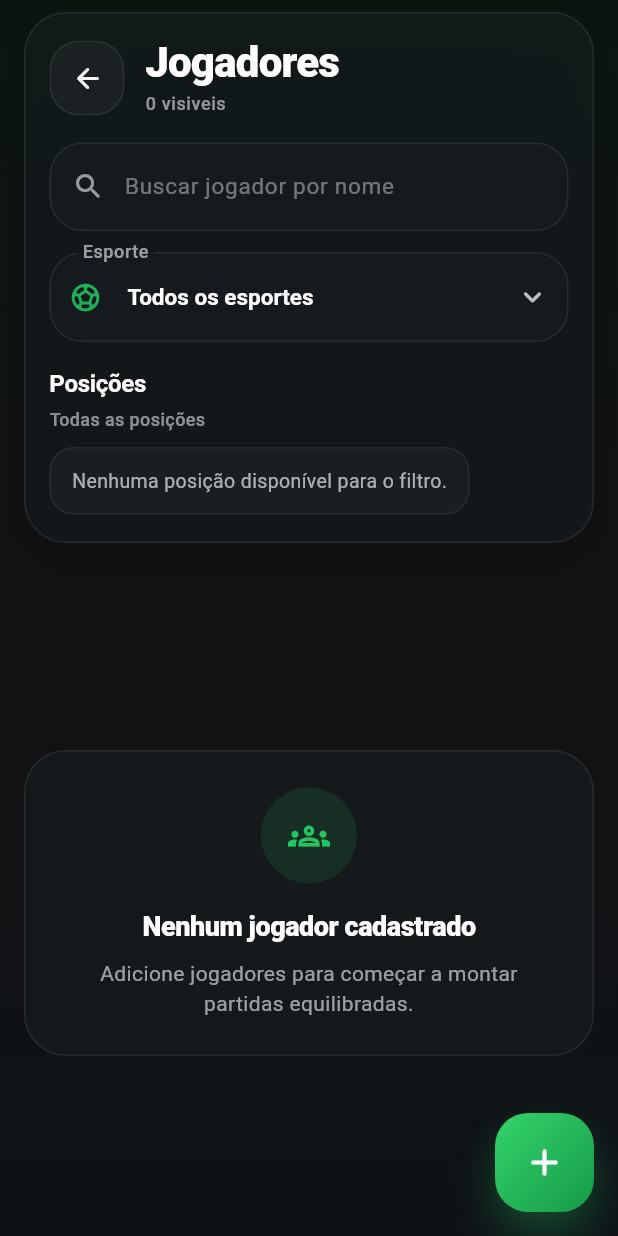
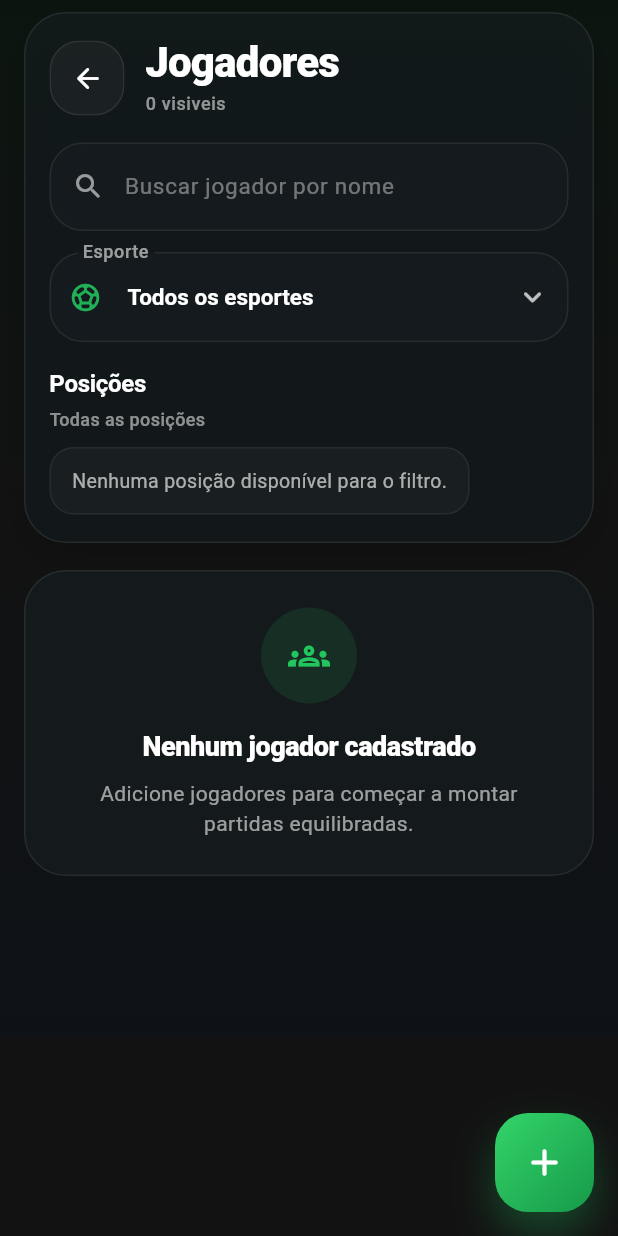
Before and after one commit to jalobler7/Splitfoot, a Flutter app: the PlayersPage screen opened by its route, on a phone screen of 412 x 824 dp. Run offline on Flutter 3.47's test engine with Material 3 defaults, Android fonts, the phone set to English and light mode, and no system bars; our stand-ins replace go_router, hive, hive_flutter, share_plus; accounts and stored records are empty.

Commit message:
fix: corrige overflow

```diff
--- a/lib/presentation/pages/players/players_page.dart
+++ b/lib/presentation/pages/players/players_page.dart
@@ -29,16 +29,14 @@ class _PlayersPageState extends State<PlayersPage> {
   bool _isHeaderCompact = false;
   static const int _pageSize = 5;
 
-  static const List<String> _sportOptions = [
-    'Futsal',
-    'Fut7',
-    'Fut11',
-  ];
+  static const List<String> _sportOptions = ['Futsal', 'Fut7', 'Fut11'];
 
   List<String> get _availablePositions {
     final playersBySport = _selectedSport == null
         ? _allPlayers
-        : _allPlayers.where((player) => player.sport == _selectedSport).toList();
+        : _allPlayers
+              .where((player) => player.sport == _selectedSport)
+              .toList();
 
     final positions = playersBySport.map((player) => player.position).toSet();
     final orderedPositions = positions.toList()..sort();
@@ -63,7 +61,8 @@ class _PlayersPageState extends State<PlayersPage> {
   }
 
   void _onScroll() {
-    final shouldCompact = _scrollController.hasClients && _scrollController.offset > 24;
+    final shouldCompact =
+        _scrollController.hasClients && _scrollController.offset > 24;
     if (shouldCompact == _isHeaderCompact) return;
 
     setState(() {
@@ -92,10 +91,12 @@ class _PlayersPageState extends State<PlayersPage> {
   List<PlayerModel> _applyFilters() {
     final filtered = _allPlayers.where((player) {
       final matchesName =
-          _searchQuery.isEmpty || player.name.toLowerCase().contains(_searchQuery);
+          _searchQuery.isEmpty ||
+          player.name.toLowerCase().contains(_searchQuery);
       final matchesSport =
           _selectedSport == null || player.sport == _selectedSport;
-      final matchesPosition = _selectedPositions.isEmpty ||
+      final matchesPosition =
+          _selectedPositions.isEmpty ||
           _selectedPositions.contains(player.position);
 
       return matchesName && matchesSport && matchesPosition;
@@ -249,6 +250,7 @@ class _PlayersPageState extends State<PlayersPage> {
     final theme = Theme.of(context);
 
     return Scaffold(
+      resizeToAvoidBottomInset: true,
       extendBody: true,
       floatingActionButton: _PremiumFab(onTap: _openAddPlayerDialog),
       body: Container(
@@ -265,8 +267,15 @@ class _PlayersPageState extends State<PlayersPage> {
         ),
         child: SafeArea(
           top: true,
-          child: Padding(
-            padding: const EdgeInsets.fromLTRB(16, 8, 16, 0),
+          child: SingleChildScrollView(
+            controller: _scrollController,
+            keyboardDismissBehavior: ScrollViewKeyboardDismissBehavior.onDrag,
+            padding: EdgeInsets.fromLTRB(
+              16,
+              8,
+              16,
+              MediaQuery.viewInsetsOf(context).bottom + 108,
+            ),
             child: Column(
               children: [
                 _PlayersHeader(
@@ -295,8 +304,9 @@ class _PlayersPageState extends State<PlayersPage> {
                             spacing: 10,
                             runSpacing: 10,
                             children: _availablePositions.map((position) {
-                              final isSelected =
-                                  _selectedPositions.contains(position);
+                              final isSelected = _selectedPositions.contains(
+                                position,
+                              );
                               return _PositionChip(
                                 label: position,
                                 selected: isSelected,
@@ -315,13 +325,11 @@ class _PlayersPageState extends State<PlayersPage> {
                   curve: Curves.easeOutCubic,
                   height: _isHeaderCompact ? 12 : 18,
                 ),
-                Expanded(
-                  child: AnimatedSwitcher(
+                AnimatedSwitcher(
                   duration: const Duration(milliseconds: 220),
                   switchInCurve: Curves.easeOutCubic,
                   switchOutCurve: Curves.easeInCubic,
                   child: _buildPlayerContent(),
-                  ),
                 ),
               ],
             ),
@@ -337,7 +345,8 @@ class _PlayersPageState extends State<PlayersPage> {
         key: ValueKey('empty-all'),
         icon: Icons.groups_outlined,
         title: 'Nenhum jogador cadastrado',
-        subtitle: 'Adicione jogadores para come\u00E7ar a montar partidas equilibradas.',
+        subtitle:
+            'Adicione jogadores para come\u00E7ar a montar partidas equilibradas.',
       );
     }
 
@@ -350,41 +359,40 @@ class _PlayersPageState extends State<PlayersPage> {
       );
     }
 
-    return ListView.separated(
-      key: const ValueKey('player-list'),
-      controller: _scrollController,
-      padding: const EdgeInsets.only(bottom: 108),
-      itemCount: _paginatedPlayers.length + 1,
-      separatorBuilder: (_, index) =>
-          index == _paginatedPlayers.length - 1 ? const SizedBox(height: 18) : const SizedBox(height: 14),
-      itemBuilder: (context, index) {
-        if (index == _paginatedPlayers.length) {
-          return _PaginationBar(
+    final children = <Widget>[];
+
+    for (var index = 0; index < _paginatedPlayers.length; index++) {
+      final player = _paginatedPlayers[index];
+      children
+        ..add(
+          _PlayerCard(
+            player: player,
+            onEdit: () => _openEditPlayerDialog(player),
+            onDelete: () => _confirmDeletePlayer(player),
+          ),
+        )
+        ..add(
+          SizedBox(height: index == _paginatedPlayers.length - 1 ? 18 : 14),
+        );
+    }
+
+    children.add(
+      _PaginationBar(
         currentPage: _currentPage + 1,
         totalPages: _totalPages,
         canGoBack: _currentPage > 0,
         canGoForward: _currentPage < _totalPages - 1,
         onPrevious: _goToPreviousPage,
         onNext: _goToNextPage,
+      ),
     );
-        }
 
-        final player = _paginatedPlayers[index];
-        return _PlayerCard(
-          player: player,
-          onEdit: () => _openEditPlayerDialog(player),
-          onDelete: () => _confirmDeletePlayer(player),
-        );
-      },
-    );
+    return Column(key: const ValueKey('player-list'), children: children);
   }
 }
 
 class _TopIconButton extends StatelessWidget {
-  const _TopIconButton({
-    required this.icon,
-    required this.onTap,
-  });
+  const _TopIconButton({required this.icon, required this.onTap});
 
   final IconData icon;
   final VoidCallback onTap;
@@ -442,7 +450,12 @@ class _PlayersHeader extends StatelessWidget {
     return AnimatedContainer(
       duration: const Duration(milliseconds: 220),
       curve: Curves.easeOutCubic,
-      padding: EdgeInsets.fromLTRB(16, isCompact ? 14 : 18, 16, isCompact ? 14 : 18),
+      padding: EdgeInsets.fromLTRB(
+        16,
+        isCompact ? 14 : 18,
+        16,
+        isCompact ? 14 : 18,
+      ),
       decoration: BoxDecoration(
         color: const Color(0xFF12191A).withValues(alpha: 0.92),
         borderRadius: BorderRadius.circular(28),
@@ -460,10 +473,7 @@ class _PlayersHeader extends StatelessWidget {
         children: [
           Row(
             children: [
-              _TopIconButton(
-                icon: Icons.arrow_back_rounded,
-                onTap: onBack,
-              ),
+              _TopIconButton(icon: Icons.arrow_back_rounded, onTap: onBack),
               const SizedBox(width: 14),
               Expanded(
                 child: Column(
@@ -537,9 +547,7 @@ class _PlayersHeader extends StatelessWidget {
 }
 
 class _CompactCounterBadge extends StatelessWidget {
-  const _CompactCounterBadge({
-    required this.count,
-  });
+  const _CompactCounterBadge({required this.count});
 
   final int count;
 
@@ -601,7 +609,10 @@ class _SearchField extends StatelessWidget {
             size: 22,
           ),
         ),
-        prefixIconConstraints: const BoxConstraints(minWidth: 46, minHeight: 46),
+        prefixIconConstraints: const BoxConstraints(
+          minWidth: 46,
+          minHeight: 46,
+        ),
         suffixIcon: hasQuery
             ? IconButton(
                 onPressed: onClear,
@@ -614,7 +625,10 @@ class _SearchField extends StatelessWidget {
             : null,
         filled: true,
         fillColor: const Color(0xFF141A1D),
-        contentPadding: EdgeInsets.symmetric(horizontal: 18, vertical: compact ? 14 : 18),
+        contentPadding: EdgeInsets.symmetric(
+          horizontal: 18,
+          vertical: compact ? 14 : 18,
+        ),
         enabledBorder: OutlineInputBorder(
           borderRadius: BorderRadius.circular(22),
           borderSide: BorderSide(color: Colors.white.withValues(alpha: 0.08)),
@@ -672,7 +686,10 @@ class _SportDropdown extends StatelessWidget {
         ),
         filled: true,
         fillColor: const Color(0xFF141A1D),
-        contentPadding: EdgeInsets.symmetric(horizontal: 18, vertical: compact ? 14 : 18),
+        contentPadding: EdgeInsets.symmetric(
+          horizontal: 18,
+          vertical: compact ? 14 : 18,
+        ),
         enabledBorder: OutlineInputBorder(
           borderRadius: BorderRadius.circular(22),
           borderSide: BorderSide(color: Colors.white.withValues(alpha: 0.08)),
@@ -691,10 +708,8 @@ class _SportDropdown extends StatelessWidget {
           child: Text('Todos os esportes'),
         ),
         ...items.map(
-          (sport) => DropdownMenuItem<String?>(
-            value: sport,
-            child: Text(sport),
-          ),
+          (sport) =>
+              DropdownMenuItem<String?>(value: sport, child: Text(sport)),
         ),
       ],
       onChanged: onChanged,
@@ -854,10 +869,7 @@ class _PlayerCard extends StatelessWidget {
         gradient: const LinearGradient(
           begin: Alignment.topLeft,
           end: Alignment.bottomRight,
-          colors: [
-            Color(0xFF161C1F),
-            Color(0xFF111618),
-          ],
+          colors: [Color(0xFF161C1F), Color(0xFF111618)],
         ),
         border: Border.all(color: Colors.white.withValues(alpha: 0.08)),
         boxShadow: const [
@@ -911,10 +923,7 @@ class _PlayerCard extends StatelessWidget {
                 ),
                 Column(
                   children: [
-                    _CardActionButton(
-                      icon: Icons.edit_outlined,
-                      onTap: onEdit,
-                    ),
+                    _CardActionButton(icon: Icons.edit_outlined, onTap: onEdit),
                     const SizedBox(height: 8),
                     _CardActionButton(
                       icon: Icons.delete_outline_rounded,
@@ -975,10 +984,7 @@ class _OverallBadge extends StatelessWidget {
         gradient: const LinearGradient(
           begin: Alignment.topLeft,
           end: Alignment.bottomRight,
-          colors: [
-            Color(0xFF35D76C),
-            Color(0xFF178C46),
-          ],
+          colors: [Color(0xFF35D76C), Color(0xFF178C46)],
         ),
         boxShadow: [
           BoxShadow(
@@ -1043,21 +1049,31 @@ class _MetaPill extends StatelessWidget {
     return Container(
       padding: const EdgeInsets.symmetric(horizontal: 10, vertical: 8),
       decoration: BoxDecoration(
-        color: isPosition ? style!.background : Colors.white.withValues(alpha: 0.04),
+        color: isPosition
+            ? style!.background
+            : Colors.white.withValues(alpha: 0.04),
         borderRadius: BorderRadius.circular(999),
         border: Border.all(
-          color: isPosition ? style!.border : Colors.white.withValues(alpha: 0.06),
+          color: isPosition
+              ? style!.border
+              : Colors.white.withValues(alpha: 0.06),
         ),
       ),
       child: Row(
         mainAxisSize: MainAxisSize.min,
         children: [
-          Icon(icon, size: 14, color: isPosition ? style!.foreground : AppColors.primary),
+          Icon(
+            icon,
+            size: 14,
+            color: isPosition ? style!.foreground : AppColors.primary,
+          ),
           const SizedBox(width: 6),
           Text(
             label,
             style: TextStyle(
-              color: isPosition ? style!.foreground : Colors.white.withValues(alpha: 0.78),
+              color: isPosition
+                  ? style!.foreground
+                  : Colors.white.withValues(alpha: 0.78),
               fontSize: 12,
               fontWeight: FontWeight.w600,
             ),
@@ -1081,8 +1097,9 @@ class _CardActionButton extends StatelessWidget {
 
   @override
   Widget build(BuildContext context) {
-    final color =
-        isDanger ? AppColors.danger : Colors.white.withValues(alpha: 0.74);
+    final color = isDanger
+        ? AppColors.danger
+        : Colors.white.withValues(alpha: 0.74);
 
     return _PressableScale(
       onTap: onTap,
@@ -1124,7 +1141,11 @@ class _AttributeTile extends StatelessWidget {
       child: Column(
         crossAxisAlignment: CrossAxisAlignment.start,
         children: [
-          Icon(icon, size: 16, color: AppColors.primary.withValues(alpha: 0.90)),
+          Icon(
+            icon,
+            size: 16,
+            color: AppColors.primary.withValues(alpha: 0.90),
+          ),
           const SizedBox(height: 10),
           Text(
             label,
@@ -1167,10 +1188,7 @@ class _PremiumFab extends StatelessWidget {
           gradient: const LinearGradient(
             begin: Alignment.topLeft,
             end: Alignment.bottomRight,
-            colors: [
-              Color(0xFF34D46A),
-              Color(0xFF169A49),
-            ],
+            colors: [Color(0xFF34D46A), Color(0xFF169A49)],
           ),
           boxShadow: [
             BoxShadow(
@@ -1395,8 +1413,9 @@ class _PaginationButton extends StatelessWidget {
             border: Border.all(color: Colors.white.withValues(alpha: 0.08)),
           ),
           child: Row(
-            mainAxisAlignment:
-                alignEnd ? MainAxisAlignment.end : MainAxisAlignment.start,
+            mainAxisAlignment: alignEnd
+                ? MainAxisAlignment.end
+                : MainAxisAlignment.start,
             children: [
               if (!alignEnd) ...[
                 Icon(icon, color: Colors.white, size: 16),
```
Also changed, not shown: pubspec.lock. Lines whose indentation alone changed are shown as unchanged.
